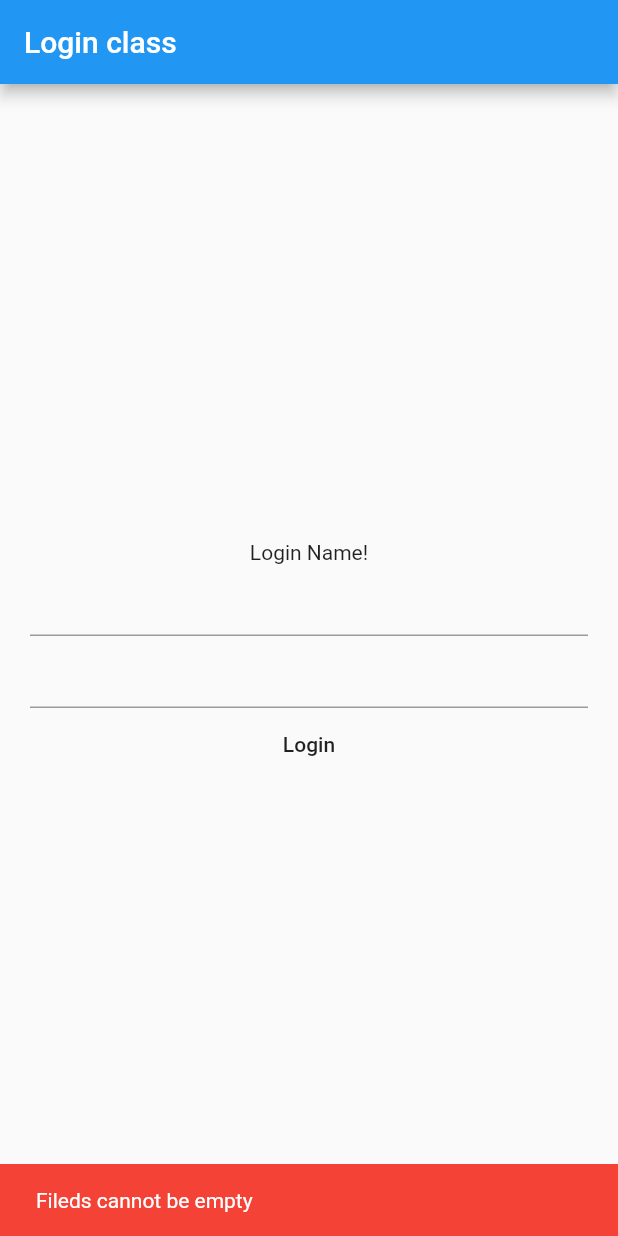
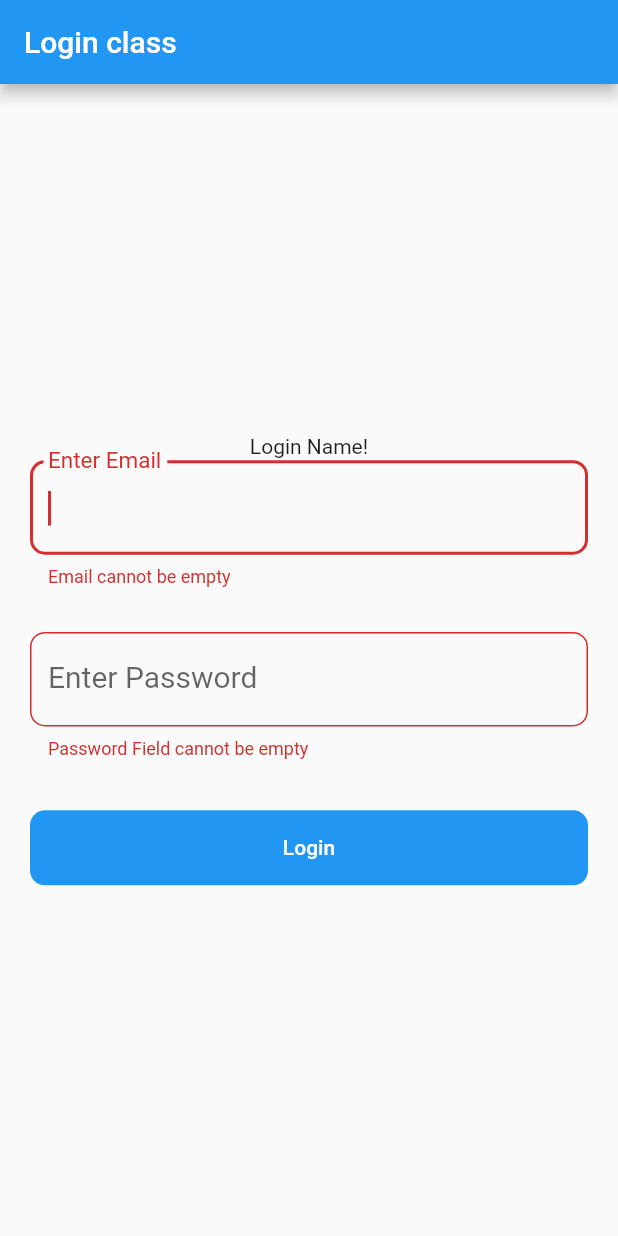
Before and after one commit to Famzy/login_class, a Flutter app: the screen it shows after launch, after a tap on "Login", on a phone screen of 412 x 824 dp. Run offline on Flutter 3.47's test engine with Material 2 defaults, Android fonts, the phone set to English and light mode, and no system bars.

Commit message:
Second Class - UI Helpers

```diff
--- /dev/null
+++ b/lib/helpers/screen_helper.dart
@@ -0,0 +1,13 @@
+import 'package:flutter/widgets.dart';
+
+double screenHeight(BuildContext context,
+    {int dividedBy = 1, double decreasedBy = 0.0}) {
+  assert(dividedBy != 0, "Don't divide by 0");
+  return (MediaQuery.of(context).size.height - decreasedBy) / dividedBy;
+
+}double screenWidth(BuildContext context,
+    {int dividedBy = 1, double decreasedBy = 0.0}) {
+  assert(dividedBy != 0, "Don't divide by 0");
+  return (MediaQuery.of(context).size.width - decreasedBy) / dividedBy;
+
+}
--- /dev/null
+++ b/lib/helpers/ui_helpers.dart
@@ -0,0 +1,122 @@
+import 'package:flutter/material.dart';
+
+class InputHelpers {
+
+    static Widget inputField(
+      {String title,
+      String placeholder,
+      TextInputType keyboard,
+      Function action,
+      IconButton icon,
+      @required TextEditingController controller,
+      String validationMessage,
+      bool isPassword = false,
+      double spaceBetweenTitle = 5.0,
+      double padding = 5.0}) {
+
+
+
+    return Column(
+      crossAxisAlignment: CrossAxisAlignment.start,
+      children: <Widget>[
+        validationMessage != null
+            ? Padding(
+                padding: const EdgeInsets.all(8.0),
+                child: Text(validationMessage,
+                    style: TextStyle(color: Colors.red[400], fontSize: 12.0)),
+              )
+            : Container(),
+        Padding(
+          padding: EdgeInsets.only(top: 1, bottom: 1),
+          child: TextField(
+            onEditingComplete: action,
+            autofocus: true,
+            autocorrect: false,
+            maxLines: 1,
+            style: TextStyle(fontSize: 20 ),
+            controller: controller,
+            obscureText: isPassword,
+            keyboardType: keyboard,
+            decoration: InputDecoration(
+              suffixIcon: icon,
+              labelText: placeholder,
+              border: OutlineInputBorder(
+                  borderRadius: BorderRadius.circular(10),
+                  borderSide: BorderSide(color: Colors.white)),
+            ),
+          ),
+        ),
+      ],
+    );
+  }
+
+  static Widget inputFormField(
+      {String title,
+      String placeholder,
+      TextInputType keyboard,
+      Function action,
+      IconButton icon,
+       TextEditingController controller,
+      String validationMessage,
+      bool isPassword = false,
+      double spaceBetweenTitle = 5.0,
+      Function validator,
+      double padding = 5.0}) {
+    return Column(
+      crossAxisAlignment: CrossAxisAlignment.start,
+      children: <Widget>[
+        validationMessage != null
+            ? Padding(
+                padding: const EdgeInsets.all(8.0),
+                child: Text(validationMessage,
+                    style: TextStyle(color: Colors.red[400], fontSize: 12.0)),
+              )
+            : Container(),
+        Padding(
+          padding: EdgeInsets.only(top: 1, bottom: 1),
+          child: TextFormField(
+            onEditingComplete: action,
+            autofocus: true,
+            autocorrect: false,
+            maxLines: 1,
+            style: TextStyle(fontSize: 20 ),
+            controller: controller,
+            obscureText: isPassword,
+            keyboardType: keyboard,
+            validator: validator,
+            decoration: InputDecoration(
+              suffixIcon: icon,
+              labelText: placeholder,
+              border: OutlineInputBorder(
+                  borderRadius: BorderRadius.circular(10),
+                  borderSide: BorderSide(color: Colors.white)),
+            ),
+          ),
+        ),
+      ],
+    );
+  }
+
+static Widget fullScreenButton(
+      {@required String title, @required Function onTap,
+      Color buttonColor,
+      Color buttunTextColor,
+      }) {
+    return GestureDetector(
+      onTap: onTap,
+      child: Container(
+        width: double.infinity,
+        height: 50.0,
+        decoration: BoxDecoration(
+            borderRadius: BorderRadius.circular(10.0), color: buttonColor),
+        child: Center(
+          child: Text(
+            title,
+            style: TextStyle(fontWeight: FontWeight.w500, color: buttunTextColor),
+          ),
+        ),
+      ),
+    );
+  }
+
+}
--- a/lib/main.dart
+++ b/lib/main.dart
@@ -1,4 +1,6 @@
 import 'package:flutter/material.dart';
+import 'helpers/ui_helpers.dart';
+import 'helpers/screen_helper.dart';
 
 void main() {
   runApp(MyApp());
@@ -29,35 +31,58 @@ class MyHomePage extends StatefulWidget {
 }
 
 class _MyHomePageState extends State<MyHomePage> {
-  GlobalKey<ScaffoldState> _scaffoldKey = new GlobalKey<ScaffoldState>();
+  var _scaffoldKey = GlobalKey<ScaffoldState>();
+  var _formKey = GlobalKey<FormState>();
   String username;
   String passoword;
+  String emailText;
+  String passwordText;
   TextEditingController emailController = TextEditingController();
   TextEditingController passwordController = TextEditingController();
 
-  void showSnackbar(String msg, bool flag){
-    _scaffoldKey.currentState.showSnackBar(
-      SnackBar(
+  String emailVal = "";
+  String passwordVal = "";
+
+  void showSnackbar(String msg, bool flag) {
+    _scaffoldKey.currentState.showSnackBar(SnackBar(
       content: Text(msg),
       backgroundColor: (flag) ? Colors.green : Colors.red,
-        action: SnackBarAction(label: "", textColor: Colors.white, onPressed: (){},),
+      action: SnackBarAction(
+        label: "",
+        textColor: Colors.white,
+        onPressed: () {},
+      ),
       duration: Duration(seconds: 10),
-        )
+    ));
+  }
 
-    );
+  void validate() {
+    print("Details");
+    username = emailText;
+    passoword = passwordText;
+
+    print("User Email: $username password: $passoword");
+    if (_formKey.currentState.validate()) {
+      showSnackbar(
+          " Login details: email: $username password: $passoword", true);
     }
-  void validate(){
-    print("Details");
-     username = emailController.text;
-     passoword = passwordController.text;
-     if(username.isEmpty && passoword.isEmpty){
-      showSnackbar("Fileds cannot be empty", false);
+    //  if(username.isEmpty && passoword.isEmpty){
+    //    setState(() {
+    //      emailVal = "Email Cannot be empty";
+    //      passwordVal = "Password Cannot be empty";
+    //    });
+    //   showSnackbar("Fileds cannot be empty", false);
 
+    //  }
+    // else{
+    //    setState(() {
+    //      emailVal = "";
+    //      passwordVal = "";
+    //    });
+    //    showSnackbar(" Login details: email: $username password: $passoword", true);
+    // }
   }
-    else{
-       showSnackbar(" Login details: email: $username password: $passoword", true);
-    }
-  }
+
   @override
   Widget build(BuildContext context) {
     return Scaffold(
@@ -66,25 +91,54 @@ class _MyHomePageState extends State<MyHomePage> {
         title: Text("Login class"),
       ),
       body: Center(
+        child: Form(
+          key: _formKey,
           child: Container(
             padding: EdgeInsets.symmetric(horizontal: 20),
             child: Column(
               mainAxisAlignment: MainAxisAlignment.center,
               children: <Widget>[
                 Text("Login Name!"),
-              TextField(
+                InputHelpers.inputFormField(
+                    //controller: emailController,
+                    isPassword: false,
+                    placeholder: "Enter Email",
+                    keyboard: TextInputType.emailAddress,
+                    validator: (value) {
+                      if (value.isEmpty) {
+                        return "Email cannot be empty";
+                      }
+                      setState(() {
+                          emailText = value.toString();
+                           print(emailText);
+                        });
+                    }),
+                SizedBox(
+                  height: screenHeight(context) / 30,
+                ),
+                InputHelpers.inputFormField(
+                   // controller: passwordController,
+                    isPassword: true,
+                    placeholder: "Enter Password",
+                    validator: (value) {
+                      if (value.isEmpty) {
 
-                textInputAction: TextInputAction.search,
-                keyboardType: TextInputType.emailAddress,
-                controller: emailController,
-
+                        return "Password Field cannot be empty";
+                      }
+                       setState(() {
+                          passwordText = value.toString();
+                          print(passwordText);
+                       });
+                    }),
+                SizedBox(height: screenHeight(context) / 25),
+                //SizedBox(height: 10,),
+                InputHelpers.fullScreenButton(
+                    title: "Login",
+                    onTap: () => validate(),
+                    buttonColor: Colors.blue,
+                    buttunTextColor: Colors.white)
+              ],
             ),
-              TextField(
-                obscureText: true,
-                controller: passwordController,
-              ),
-              FlatButton(onPressed:validate, child: Text("Login"),)
-            ],
           ),
         ),
       ),
```
Lines whose indentation alone changed are shown as unchanged.
